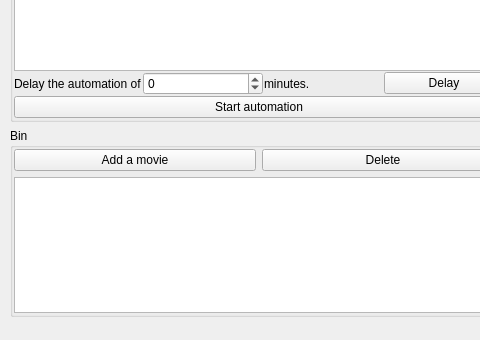
Old version of the form src/mainwindow.ui in the repository cinemaouvert/OPP; both pictures show x 0 to 480 and y 312 to 652 of the 1287 by 652 pixel window.
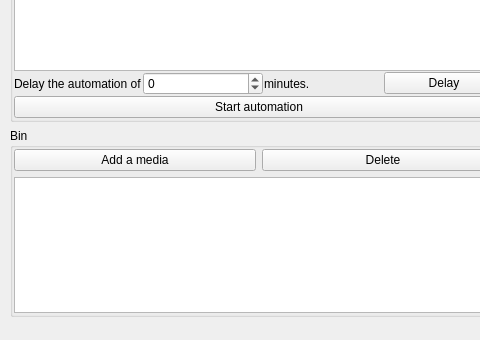
New version of the form. Icons and pictures are not drawn. Custom widgets are drawn as their Qt base class.

Diff of the .ui file:
```diff
--- a/src/mainwindow.ui
+++ b/src/mainwindow.ui
@@ -351,7 +351,7 @@
              <item>
               <widget class="QPushButton" name="binAddMediaButton">
                <property name="text">
-                <string>Add a movie</string>
+                <string>Add a media</string>
                </property>
                <property name="icon">
                 <iconset resource="../images.qrc">
```
Left out of the diff: 2 changed lines with no effect on the pictures.
